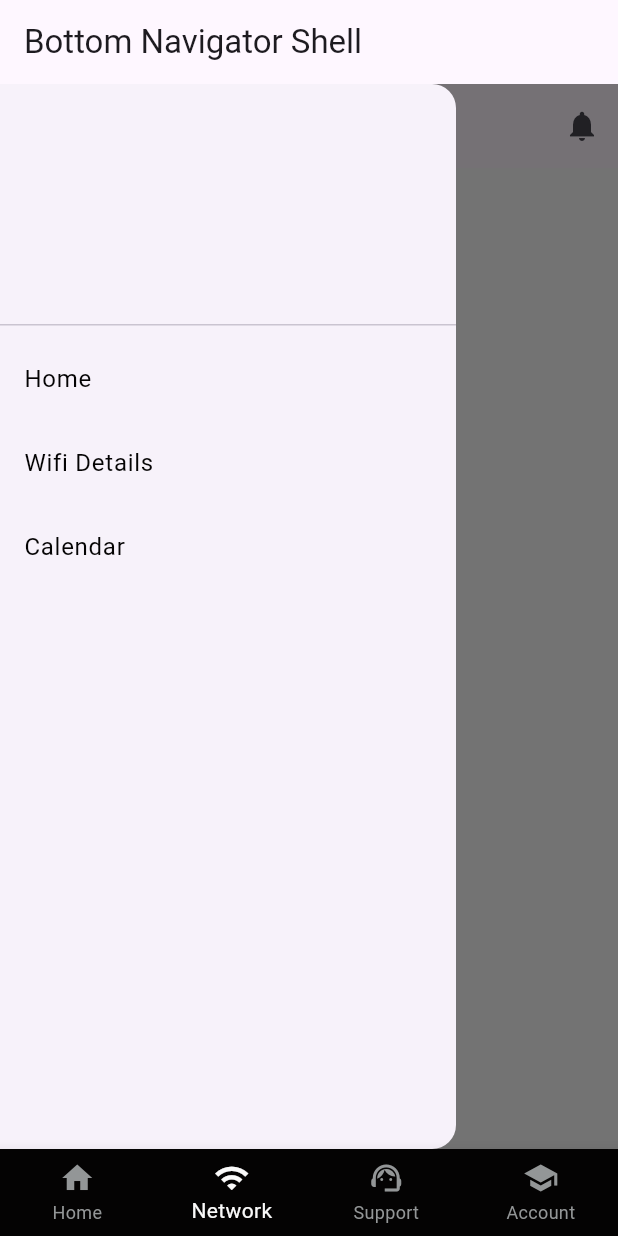
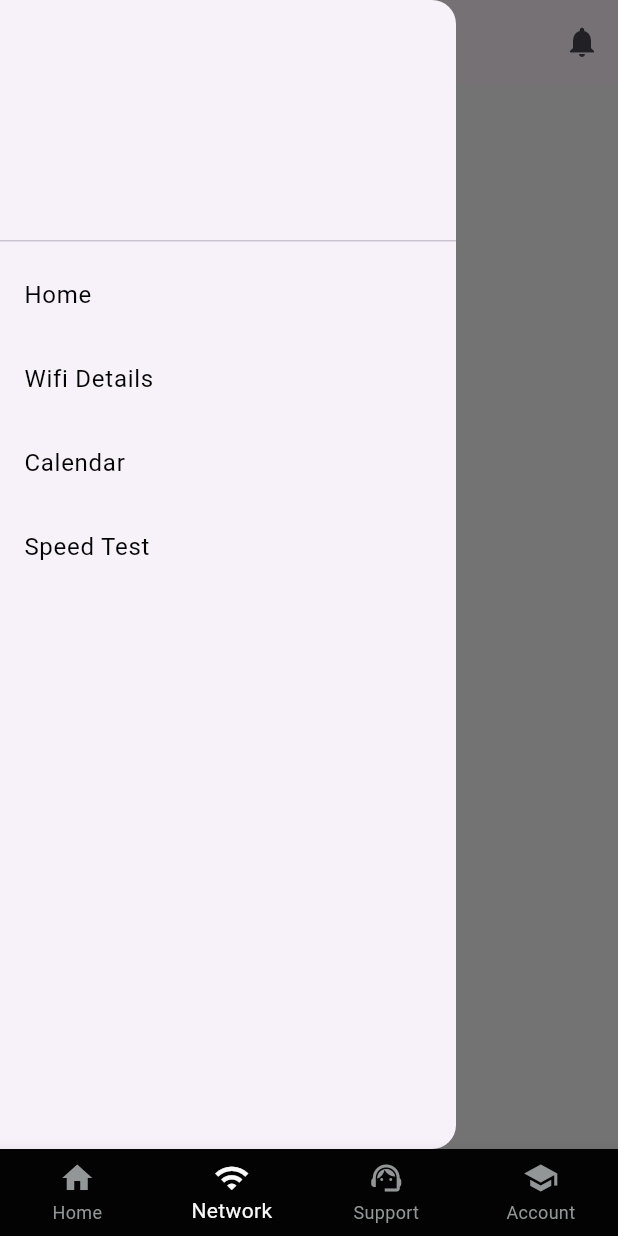
Before and after one commit to kayllanm/demoApp, a Flutter app: the WifiDetailsPage screen opened by its route, with the side drawer open, on a phone screen of 412 x 824 dp. Run offline on Flutter 3.47's test engine with Material 3 defaults, Android fonts, the phone set to English and light mode, and no system bars; our stand-ins replace connectivity_plus, go_router, google_fonts, table_calendar; missing offline and left inert: wifi_info_flutter.

Commit message:
internet speed and gauge added

```diff
--- a/lib/bottom_navigation.dart
+++ b/lib/bottom_navigation.dart
@@ -18,9 +18,6 @@ class _BottomNavigationPageState extends State<BottomNavigationPage> {
   @override
   Widget build(BuildContext context) {
     return Scaffold(
-      appBar: AppBar(
-        title: const Text('Bottom Navigator Shell'),
-      ),
       body: SafeArea(
         child: widget.child,
       ),
--- a/lib/configs/colors.dart
+++ b/lib/configs/colors.dart
@@ -21,4 +21,7 @@ class AppColors {
 
   static const Color backgroundColorDark = Color(0xFF303030);
 
+  static const Color gauge = Color(0xffC2AD94);
+  static const Color activeGauge = Color(0xffC2AD94);
+
 }
--- a/lib/configs/theme.dart
+++ b/lib/configs/theme.dart
@@ -26,6 +26,7 @@ class AppTheme {
   static FontWeight black = FontWeight.w900;
 
   static final ThemeData lightTheme = ThemeData(
+    useMaterial3: true,
     primaryColor: AppColors.primaryColor,
     backgroundColor: AppColors.whiteColor,
     scaffoldBackgroundColor: AppColors.whiteColor,
--- a/lib/router.dart
+++ b/lib/router.dart
@@ -3,6 +3,7 @@ import 'package:demoapp/bottom_navigation.dart';
 import 'package:demoapp/views/account/account.dart';
 import 'package:demoapp/views/calendar/calendar_view.dart';
 import 'package:demoapp/views/home.dart';
+import 'package:demoapp/views/internet/internet_speed_test.dart';
 import 'package:demoapp/views/support.dart';
 import 'package:demoapp/views/wifi/wifi_details.dart';
 import 'package:flutter/material.dart';
@@ -38,6 +39,7 @@ class AppRouter {
   static const home = '/home';
   static const wifi = '/wifi';
   static const calendar = '/calendar';
+  static const internet = '/internet';
 
   //bottom navigation
   static const support = '/support';
@@ -150,6 +152,16 @@ class AppRouter {
           );
         },
       ),
+      GoRoute(
+        parentNavigatorKey: parentNavigatorKey,
+        path: internet,
+        pageBuilder: (context, state) {
+          return getPage(
+            child: const InternetSpeedTest(),
+            state: state,
+          );
+        },
+      ),
     ],
   );
 
--- a/pubspec.yaml
+++ b/pubspec.yaml
@@ -12,8 +12,12 @@ dependencies:
   flutter:
     sdk: flutter
   flutter_bloc: ^8.1.3
+  flutter_internet_speed_test: ^1.0.1
+  geekyants_flutter_gauges: ^1.0.3
   go_router: ^13.1.0
   google_fonts: ^6.1.0
+  speed_test_dart: ^1.0.5+0
+  syncfusion_flutter_gauges: ^24.2.6
   table_calendar: ^3.1.0
   wifi_info_flutter: ^2.0.2
 
```
Also changed, not shown: lib/component/app_scaffold.dart (+1 -50 lines), pubspec.lock.
